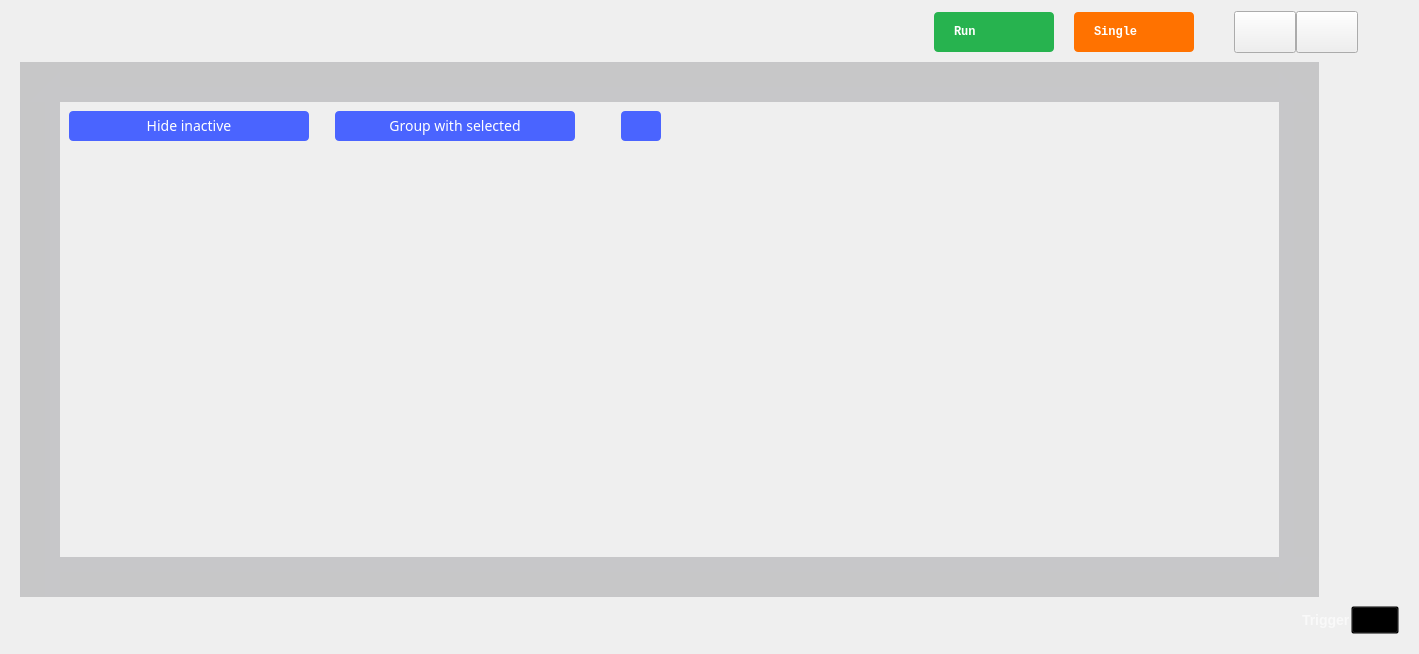
First picture: the form in ui/logic_analyzer.ui, repository analogdevicesinc/scopy, before the edit.
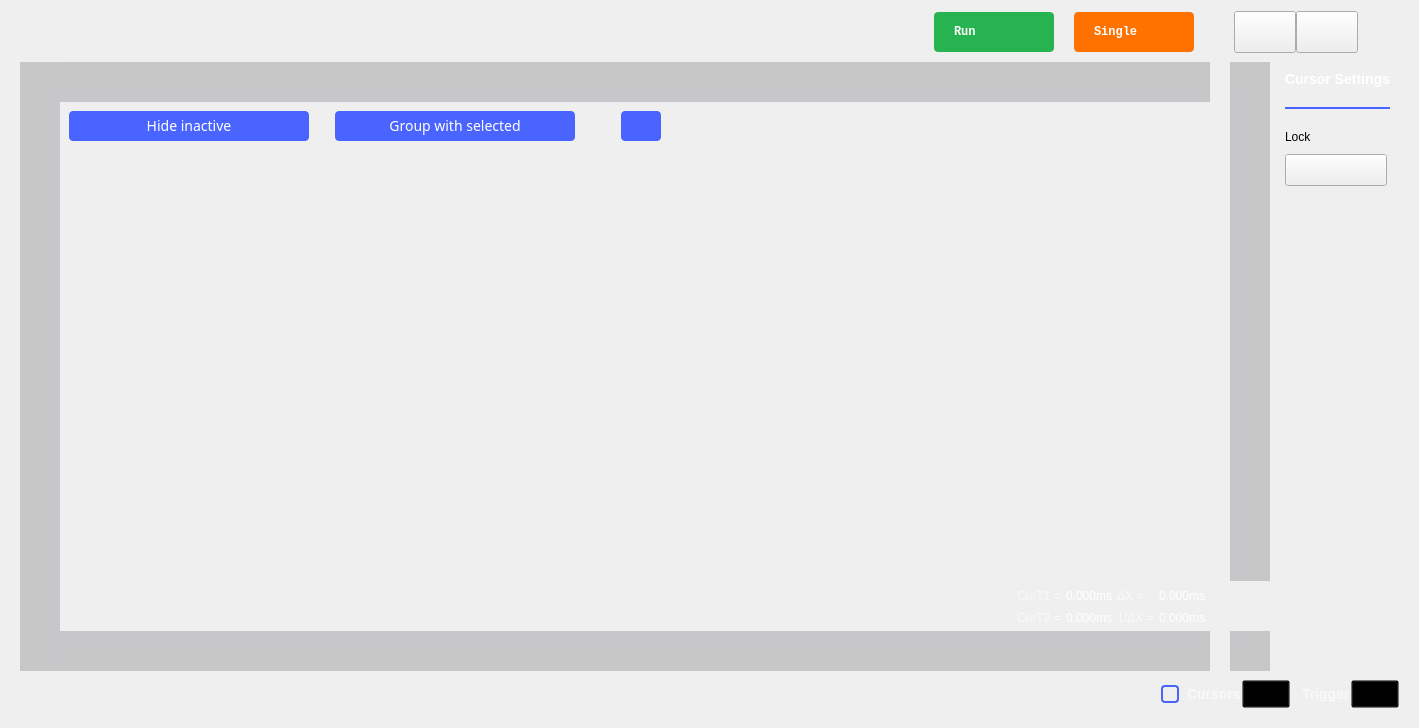
Second picture: the form after the edit. The open tabs and pages were chosen to show the change. Icons and pictures are not drawn. Custom widgets are drawn as their Qt base class.

Commit message: Logic Analyzer: Add time cursors, display all the related values and fix the trigger handle.

The edit to the form file:
```diff
--- a/ui/logic_analyzer.ui
+++ b/ui/logic_analyzer.ui
@@ -7,7 +7,7 @@
     <x>0</x>
     <y>0</y>
     <width>1419</width>
-    <height>654</height>
+    <height>728</height>
    </rect>
   </property>
   <property name="sizePolicy">
@@ -643,7 +643,415 @@
         <property name="spacing">
          <number>0</number>
         </property>
-        <item row="0" column="0">
+        <item row="5" column="1">
+         <widget class="QWidget" name="cursorsStatusWidget" native="true">
+          <property name="sizePolicy">
+           <sizepolicy hsizetype="Preferred" vsizetype="Preferred">
+            <horstretch>0</horstretch>
+            <verstretch>0</verstretch>
+           </sizepolicy>
+          </property>
+          <property name="minimumSize">
+           <size>
+            <width>0</width>
+            <height>50</height>
+           </size>
+          </property>
+          <property name="styleSheet">
+           <string notr="true">QWidget {
+color: white;
+}</string>
+          </property>
+          <layout class="QGridLayout" name="gridLayout_4">
+           <property name="leftMargin">
+            <number>0</number>
+           </property>
+           <property name="topMargin">
+            <number>0</number>
+           </property>
+           <property name="rightMargin">
+            <number>0</number>
+           </property>
+           <property name="bottomMargin">
+            <number>0</number>
+           </property>
+           <property name="horizontalSpacing">
+            <number>5</number>
+           </property>
+           <property name="verticalSpacing">
+            <number>0</number>
+           </property>
+           <item row="0" column="9">
+            <spacer name="horizontalSpacer_19">
+             <property name="orientation">
+              <enum>Qt::Horizontal</enum>
+             </property>
+             <property name="sizeType">
+              <enum>QSizePolicy::Fixed</enum>
+             </property>
+             <property name="sizeHint" stdset="0">
+              <size>
+               <width>5</width>
+               <height>20</height>
+              </size>
+             </property>
+            </spacer>
+           </item>
+           <item row="0" column="6">
+            <widget class="QLabel" name="lblCursorDiff">
+             <property name="sizePolicy">
+              <sizepolicy hsizetype="Fixed" vsizetype="Fixed">
+               <horstretch>0</horstretch>
+               <verstretch>0</verstretch>
+              </sizepolicy>
+             </property>
+             <property name="text">
+              <string>0.000ms</string>
+             </property>
+             <property name="alignment">
+              <set>Qt::AlignRight|Qt::AlignTrailing|Qt::AlignVCenter</set>
+             </property>
+            </widget>
+           </item>
+           <item row="0" column="0">
+            <spacer name="horizontalSpacer_18">
+             <property name="orientation">
+              <enum>Qt::Horizontal</enum>
+             </property>
+             <property name="sizeHint" stdset="0">
+              <size>
+               <width>339</width>
+               <height>20</height>
+              </size>
+             </property>
+            </spacer>
+           </item>
+           <item row="0" column="1">
+            <widget class="QLabel" name="label_5">
+             <property name="sizePolicy">
+              <sizepolicy hsizetype="Fixed" vsizetype="Fixed">
+               <horstretch>0</horstretch>
+               <verstretch>0</verstretch>
+              </sizepolicy>
+             </property>
+             <property name="styleSheet">
+              <string notr="true">color: rgba(255, 255, 255, 153);</string>
+             </property>
+             <property name="text">
+              <string>CurT1 =</string>
+             </property>
+            </widget>
+           </item>
+           <item row="0" column="2">
+            <widget class="QLabel" name="lblCursor1">
+             <property name="sizePolicy">
+              <sizepolicy hsizetype="Fixed" vsizetype="Fixed">
+               <horstretch>0</horstretch>
+               <verstretch>0</verstretch>
+              </sizepolicy>
+             </property>
+             <property name="text">
+              <string>0.000ms</string>
+             </property>
+            </widget>
+           </item>
+           <item row="0" column="5">
+            <widget class="QLabel" name="label_9">
+             <property name="sizePolicy">
+              <sizepolicy hsizetype="Fixed" vsizetype="Fixed">
+               <horstretch>0</horstretch>
+               <verstretch>0</verstretch>
+              </sizepolicy>
+             </property>
+             <property name="styleSheet">
+              <string notr="true">color: rgba(255, 255, 255, 153);</string>
+             </property>
+             <property name="text">
+              <string>ΔX =</string>
+             </property>
+            </widget>
+           </item>
+           <item row="1" column="1">
+            <widget class="QLabel" name="label_7">
+             <property name="sizePolicy">
+              <sizepolicy hsizetype="Fixed" vsizetype="Fixed">
+               <horstretch>0</horstretch>
+               <verstretch>0</verstretch>
+              </sizepolicy>
+             </property>
+             <property name="styleSheet">
+              <string notr="true">color: rgba(255, 255, 255, 153);</string>
+             </property>
+             <property name="text">
+              <string>CurT2 =</string>
+             </property>
+            </widget>
+           </item>
+           <item row="1" column="2">
+            <widget class="QLabel" name="lblCursor2">
+             <property name="sizePolicy">
+              <sizepolicy hsizetype="Fixed" vsizetype="Fixed">
+               <horstretch>0</horstretch>
+               <verstretch>0</verstretch>
+              </sizepolicy>
+             </property>
+             <property name="text">
+              <string>0.000ms</string>
+             </property>
+            </widget>
+           </item>
+           <item row="1" column="5">
+            <widget class="QLabel" name="label_11">
+             <property name="sizePolicy">
+              <sizepolicy hsizetype="Fixed" vsizetype="Fixed">
+               <horstretch>0</horstretch>
+               <verstretch>0</verstretch>
+              </sizepolicy>
+             </property>
+             <property name="styleSheet">
+              <string notr="true">color: rgba(255, 255, 255, 153);</string>
+             </property>
+             <property name="text">
+              <string>1/ΔX =</string>
+             </property>
+            </widget>
+           </item>
+           <item row="1" column="6">
+            <widget class="QLabel" name="lblCursorDelta">
+             <property name="sizePolicy">
+              <sizepolicy hsizetype="Fixed" vsizetype="Fixed">
+               <horstretch>0</horstretch>
+               <verstretch>0</verstretch>
+              </sizepolicy>
+             </property>
+             <property name="text">
+              <string>0.000ms</string>
+             </property>
+             <property name="alignment">
+              <set>Qt::AlignRight|Qt::AlignTrailing|Qt::AlignVCenter</set>
+             </property>
+            </widget>
+           </item>
+          </layout>
+         </widget>
+        </item>
+        <item row="2" column="1">
+         <widget class="QWidget" name="captureInfo" native="true">
+          <property name="minimumSize">
+           <size>
+            <width>0</width>
+            <height>0</height>
+           </size>
+          </property>
+          <property name="maximumSize">
+           <size>
+            <width>16777215</width>
+            <height>16777215</height>
+           </size>
+          </property>
+          <property name="styleSheet">
+           <string notr="true"/>
+          </property>
+          <layout class="QHBoxLayout" name="horizontalLayout_9">
+           <item>
+            <widget class="QPushButton" name="btnShowChannels">
+             <property name="sizePolicy">
+              <sizepolicy hsizetype="Fixed" vsizetype="Fixed">
+               <horstretch>0</horstretch>
+               <verstretch>0</verstretch>
+              </sizepolicy>
+             </property>
+             <property name="minimumSize">
+              <size>
+               <width>0</width>
+               <height>30</height>
+              </size>
+             </property>
+             <property name="maximumSize">
+              <size>
+               <width>240</width>
+               <height>30</height>
+              </size>
+             </property>
+             <property name="styleSheet">
+              <string notr="true">QPushButton
+{
+  width: 240px;
+  height: 30px;
+  border-radius: 4px;
+  background-color: #4a64ff;
+
+  font-family: ArialMT;
+  font-size: 14px;
+  font-weight: normal;
+  font-style: normal;
+  text-align: center;
+  color: #ffffff;
+}
+
+QPushButton:hover
+{
+	 background-color: #4a34ff;
+}</string>
+             </property>
+             <property name="text">
+              <string>Hide inactive</string>
+             </property>
+             <property name="checkable">
+              <bool>true</bool>
+             </property>
+            </widget>
+           </item>
+           <item>
+            <spacer name="horizontalSpacer_7">
+             <property name="orientation">
+              <enum>Qt::Horizontal</enum>
+             </property>
+             <property name="sizeType">
+              <enum>QSizePolicy::Fixed</enum>
+             </property>
+             <property name="sizeHint" stdset="0">
+              <size>
+               <width>20</width>
+               <height>0</height>
+              </size>
+             </property>
+            </spacer>
+           </item>
+           <item>
+            <widget class="QPushButton" name="btnGroupChannels">
+             <property name="sizePolicy">
+              <sizepolicy hsizetype="Fixed" vsizetype="Fixed">
+               <horstretch>0</horstretch>
+               <verstretch>0</verstretch>
+              </sizepolicy>
+             </property>
+             <property name="minimumSize">
+              <size>
+               <width>0</width>
+               <height>30</height>
+              </size>
+             </property>
+             <property name="maximumSize">
+              <size>
+               <width>240</width>
+               <height>30</height>
+              </size>
+             </property>
+             <property name="styleSheet">
+              <string notr="true">QPushButton{
+  width: 240px;
+  height: 30px;
+  border-radius: 4px;
+  background-color: #4a64ff;
+  font-family: ArialMT;
+  font-size: 14px;
+  font-weight: normal;
+  font-style: normal;
+  text-align: center;
+  color: #ffffff;
+}
+
+
+QPushButton:hover
+{
+	 background-color: #4a34ff;
+}</string>
+             </property>
+             <property name="text">
+              <string>Group with selected</string>
+             </property>
+            </widget>
+           </item>
+           <item>
+            <spacer name="horizontalSpacer_8">
+             <property name="orientation">
+              <enum>Qt::Horizontal</enum>
+             </property>
+             <property name="sizeType">
+              <enum>QSizePolicy::Fixed</enum>
+             </property>
+             <property name="sizeHint" stdset="0">
+              <size>
+               <width>40</width>
+               <height>0</height>
+              </size>
+             </property>
+            </spacer>
+           </item>
+           <item>
+            <widget class="QPushButton" name="btnShowHideMenu">
+             <property name="sizePolicy">
+              <sizepolicy hsizetype="Fixed" vsizetype="Fixed">
+               <horstretch>0</horstretch>
+               <verstretch>0</verstretch>
+              </sizepolicy>
+             </property>
+             <property name="minimumSize">
+              <size>
+               <width>40</width>
+               <height>30</height>
+              </size>
+             </property>
+             <property name="maximumSize">
+              <size>
+               <width>40</width>
+               <height>30</height>
+              </size>
+             </property>
+             <property name="styleSheet">
+              <string notr="true">QPushButton{
+  width: 240px;
+  height: 30px;
+  border-radius: 4px;
+  background-color: #4a64ff;
+  font-family: ArialMT;
+  font-size: 14px;
+  font-weight: normal;
+  font-style: normal;
+  text-align: center;
+  color: #ffffff;
+}
+
+QPushButton:checked {
+border-image: url(:/icons/time_trigger_right.svg);
+}
+QPushButton:!checked {
+border-image: url(:/icons/time_trigger_left.svg);
+}
+</string>
+             </property>
+             <property name="text">
+              <string/>
+             </property>
+             <property name="iconSize">
+              <size>
+               <width>40</width>
+               <height>30</height>
+              </size>
+             </property>
+             <property name="checkable">
+              <bool>true</bool>
+             </property>
+            </widget>
+           </item>
+           <item>
+            <spacer name="horizontalSpacer_6">
+             <property name="orientation">
+              <enum>Qt::Horizontal</enum>
+             </property>
+             <property name="sizeHint" stdset="0">
+              <size>
+               <width>40</width>
+               <height>0</height>
+              </size>
+             </property>
+            </spacer>
+           </item>
+          </layout>
+         </widget>
+        </item>
+        <item row="1" column="0">
          <widget class="QWidget" name="widget_4" native="true">
           <property name="sizePolicy">
            <sizepolicy hsizetype="Maximum" vsizetype="Maximum">
@@ -695,7 +1103,136 @@
           </layout>
          </widget>
         </item>
-        <item row="2" column="1">
+        <item row="1" column="3">
+         <widget class="QWidget" name="widget_7" native="true">
+          <property name="sizePolicy">
+           <sizepolicy hsizetype="Maximum" vsizetype="Preferred">
+            <horstretch>0</horstretch>
+            <verstretch>0</verstretch>
+           </sizepolicy>
+          </property>
+          <property name="minimumSize">
+           <size>
+            <width>0</width>
+            <height>0</height>
+           </size>
+          </property>
+          <property name="styleSheet">
+           <string notr="true">background-color: qlineargradient(spread:pad, x1:1, y1:0, x2:0 y2:1, stop:0 rgba(33,33,39,50) , stop:1 rgba(38,38,46,50) );</string>
+          </property>
+          <layout class="QHBoxLayout" name="horizontalLayout_10">
+           <property name="spacing">
+            <number>0</number>
+           </property>
+           <property name="leftMargin">
+            <number>0</number>
+           </property>
+           <property name="topMargin">
+            <number>0</number>
+           </property>
+           <property name="rightMargin">
+            <number>0</number>
+           </property>
+           <property name="bottomMargin">
+            <number>0</number>
+           </property>
+           <item>
+            <spacer name="horizontalSpacer_15">
+             <property name="orientation">
+              <enum>Qt::Horizontal</enum>
+             </property>
+             <property name="sizeHint" stdset="0">
+              <size>
+               <width>40</width>
+               <height>20</height>
+              </size>
+             </property>
+            </spacer>
+           </item>
+          </layout>
+         </widget>
+        </item>
+        <item row="2" column="0" rowspan="5">
+         <widget class="QWidget" name="widget_5" native="true">
+          <property name="styleSheet">
+           <string notr="true">background-color: qlineargradient(spread:pad, x1:0, y1:0, x2:1 y2:0, stop:0 rgba(33,33,39,50) , stop:1 rgba(38,38,46,50) );</string>
+          </property>
+          <layout class="QHBoxLayout" name="horizontalLayout_7">
+           <property name="spacing">
+            <number>0</number>
+           </property>
+           <property name="leftMargin">
+            <number>0</number>
+           </property>
+           <property name="topMargin">
+            <number>0</number>
+           </property>
+           <property name="rightMargin">
+            <number>0</number>
+           </property>
+           <property name="bottomMargin">
+            <number>0</number>
+           </property>
+           <item>
+            <spacer name="horizontalSpacer_13">
+             <property name="orientation">
+              <enum>Qt::Horizontal</enum>
+             </property>
+             <property name="sizeType">
+              <enum>QSizePolicy::Preferred</enum>
+             </property>
+             <property name="sizeHint" stdset="0">
+              <size>
+               <width>40</width>
+               <height>20</height>
+              </size>
+             </property>
+            </spacer>
+           </item>
+          </layout>
+         </widget>
+        </item>
+        <item row="2" column="3" rowspan="3">
+         <widget class="QWidget" name="widget_8" native="true">
+          <property name="styleSheet">
+           <string notr="true">background-color: qlineargradient(spread:pad, x1:1, y1:0, x2:0 y2:0, stop:0 rgba(33,33,39,50) , stop:1 rgba(38,38,46,50) );</string>
+          </property>
+          <layout class="QHBoxLayout" name="horizontalLayout_11">
+           <property name="spacing">
+            <number>0</number>
+           </property>
+           <property name="leftMargin">
+            <number>0</number>
+           </property>
+           <property name="topMargin">
+            <number>0</number>
+           </property>
+           <property name="rightMargin">
+            <number>0</number>
+           </property>
+           <property name="bottomMargin">
+            <number>0</number>
+           </property>
+           <item>
+            <spacer name="horizontalSpacer_16">
+             <property name="orientation">
+              <enum>Qt::Horizontal</enum>
+             </property>
+             <property name="sizeType">
+              <enum>QSizePolicy::Preferred</enum>
+             </property>
+             <property name="sizeHint" stdset="0">
+              <size>
+               <width>40</width>
+               <height>20</height>
+              </size>
+             </property>
+            </spacer>
+           </item>
+          </layout>
+         </widget>
+        </item>
+        <item row="3" column="1">
          <widget class="QWidget" name="widget" native="true">
           <property name="styleSheet">
            <string notr="true"/>
@@ -917,351 +1454,7 @@
           </layout>
          </widget>
         </item>
-        <item row="3" column="1">
-         <widget class="QWidget" name="areaTimeTrigger" native="true">
-          <property name="minimumSize">
-           <size>
-            <width>0</width>
-            <height>0</height>
-           </size>
-          </property>
-          <property name="styleSheet">
-           <string notr="true"/>
-          </property>
-          <layout class="QGridLayout" name="areaTimeTriggerLayout">
-           <property name="leftMargin">
-            <number>0</number>
-           </property>
-           <property name="topMargin">
-            <number>0</number>
-           </property>
-           <property name="rightMargin">
-            <number>0</number>
-           </property>
-           <property name="bottomMargin">
-            <number>0</number>
-           </property>
-           <property name="spacing">
-            <number>0</number>
-           </property>
-          </layout>
-         </widget>
-        </item>
-        <item row="0" column="2">
-         <widget class="QWidget" name="widget_7" native="true">
-          <property name="sizePolicy">
-           <sizepolicy hsizetype="Maximum" vsizetype="Preferred">
-            <horstretch>0</horstretch>
-            <verstretch>0</verstretch>
-           </sizepolicy>
-          </property>
-          <property name="minimumSize">
-           <size>
-            <width>0</width>
-            <height>0</height>
-           </size>
-          </property>
-          <property name="styleSheet">
-           <string notr="true">background-color: qlineargradient(spread:pad, x1:1, y1:0, x2:0 y2:1, stop:0 rgba(33,33,39,50) , stop:1 rgba(38,38,46,50) );</string>
-          </property>
-          <layout class="QHBoxLayout" name="horizontalLayout_10">
-           <property name="spacing">
-            <number>0</number>
-           </property>
-           <property name="leftMargin">
-            <number>0</number>
-           </property>
-           <property name="topMargin">
-            <number>0</number>
-           </property>
-           <property name="rightMargin">
-            <number>0</number>
-           </property>
-           <property name="bottomMargin">
-            <number>0</number>
-           </property>
-           <item>
-            <spacer name="horizontalSpacer_15">
-             <property name="orientation">
-              <enum>Qt::Horizontal</enum>
-             </property>
-             <property name="sizeHint" stdset="0">
-              <size>
-               <width>40</width>
-               <height>20</height>
-              </size>
-             </property>
-            </spacer>
-           </item>
-          </layout>
-         </widget>
-        </item>
-        <item row="1" column="1">
-         <widget class="QWidget" name="captureInfo" native="true">
-          <property name="minimumSize">
-           <size>
-            <width>0</width>
-            <height>0</height>
-           </size>
-          </property>
-          <property name="maximumSize">
-           <size>
-            <width>16777215</width>
-            <height>16777215</height>
-           </size>
-          </property>
-          <property name="styleSheet">
-           <string notr="true"/>
-          </property>
-          <layout class="QHBoxLayout" name="horizontalLayout_9">
-           <item>
-            <widget class="QPushButton" name="btnShowChannels">
-             <property name="sizePolicy">
-              <sizepolicy hsizetype="Fixed" vsizetype="Fixed">
-               <horstretch>0</horstretch>
-               <verstretch>0</verstretch>
-              </sizepolicy>
-             </property>
-             <property name="minimumSize">
-              <size>
-               <width>0</width>
-               <height>30</height>
-              </size>
-             </property>
-             <property name="maximumSize">
-              <size>
-               <width>240</width>
-               <height>30</height>
-              </size>
-             </property>
-             <property name="styleSheet">
-              <string notr="true">QPushButton
-{
-  width: 240px;
-  height: 30px;
-  border-radius: 4px;
-  background-color: #4a64ff;
-
-  font-family: ArialMT;
-  font-size: 14px;
-  font-weight: normal;
-  font-style: normal;
-  text-align: center;
-  color: #ffffff;
-}
-
-QPushButton:hover
-{
-	 background-color: #4a34ff;
-}</string>
-             </property>
-             <property name="text">
-              <string>Hide inactive</string>
-             </property>
-             <property name="checkable">
-              <bool>true</bool>
-             </property>
-            </widget>
-           </item>
-           <item>
-            <spacer name="horizontalSpacer_7">
-             <property name="orientation">
-              <enum>Qt::Horizontal</enum>
-             </property>
-             <property name="sizeType">
-              <enum>QSizePolicy::Fixed</enum>
-             </property>
-             <property name="sizeHint" stdset="0">
-              <size>
-               <width>20</width>
-               <height>0</height>
-              </size>
-             </property>
-            </spacer>
-           </item>
-           <item>
-            <widget class="QPushButton" name="btnGroupChannels">
-             <property name="sizePolicy">
-              <sizepolicy hsizetype="Fixed" vsizetype="Fixed">
-               <horstretch>0</horstretch>
-               <verstretch>0</verstretch>
-              </sizepolicy>
-             </property>
-             <property name="minimumSize">
-              <size>
-               <width>0</width>
-               <height>30</height>
-              </size>
-             </property>
-             <property name="maximumSize">
-              <size>
-               <width>240</width>
-               <height>30</height>
-              </size>
-             </property>
-             <property name="styleSheet">
-              <string notr="true">QPushButton{
-  width: 240px;
-  height: 30px;
-  border-radius: 4px;
-  background-color: #4a64ff;
-  font-family: ArialMT;
-  font-size: 14px;
-  font-weight: normal;
-  font-style: normal;
-  text-align: center;
-  color: #ffffff;
-}
-
-
-QPushButton:hover
-{
-	 background-color: #4a34ff;
-}</string>
-             </property>
-             <property name="text">
-              <string>Group with selected</string>
-             </property>
-            </widget>
-           </item>
-           <item>
-            <spacer name="horizontalSpacer_8">
-             <property name="orientation">
-              <enum>Qt::Horizontal</enum>
-             </property>
-             <property name="sizeType">
-              <enum>QSizePolicy::Fixed</enum>
-             </property>
-             <property name="sizeHint" stdset="0">
-              <size>
-               <width>40</width>
-               <height>0</height>
-              </size>
-             </property>
-            </spacer>
-           </item>
-           <item>
-            <widget class="QPushButton" name="btnShowHideMenu">
-             <property name="sizePolicy">
-              <sizepolicy hsizetype="Fixed" vsizetype="Fixed">
-               <horstretch>0</horstretch>
-               <verstretch>0</verstretch>
-              </sizepolicy>
-             </property>
-             <property name="minimumSize">
-              <size>
-               <width>40</width>
-               <height>30</height>
-              </size>
-             </property>
-             <property name="maximumSize">
-              <size>
-               <width>40</width>
-               <height>30</height>
-              </size>
-             </property>
-             <property name="styleSheet">
-              <string notr="true">QPushButton{
-  width: 240px;
-  height: 30px;
-  border-radius: 4px;
-  background-color: #4a64ff;
-  font-family: ArialMT;
-  font-size: 14px;
-  font-weight: normal;
-  font-style: normal;
-  text-align: center;
-  color: #ffffff;
-}
-
-QPushButton:checked {
-border-image: url(:/icons/time_trigger_right.svg);
-}
-QPushButton:!checked {
-border-image: url(:/icons/time_trigger_left.svg);
-}
-</string>
-             </property>
-             <property name="text">
-              <string/>
-             </property>
-             <property name="iconSize">
-              <size>
-               <width>40</width>
-               <height>30</height>
-              </size>
-             </property>
-             <property name="checkable">
-              <bool>true</bool>
-             </property>
-            </widget>
-           </item>
-           <item>
-            <spacer name="horizontalSpacer_6">
-             <property name="orientation">
-              <enum>Qt::Horizontal</enum>
-             </property>
-             <property name="sizeHint" stdset="0">
-              <size>
-               <width>40</width>
-               <height>0</height>
-              </size>
-             </property>
-            </spacer>
-           </item>
-          </layout>
-         </widget>
-        </item>
-        <item row="4" column="1">
-         <widget class="QWidget" name="widget_2" native="true">
-          <property name="sizePolicy">
-           <sizepolicy hsizetype="Preferred" vsizetype="Maximum">
-            <horstretch>0</horstretch>
-            <verstretch>0</verstretch>
-           </sizepolicy>
-          </property>
-          <property name="minimumSize">
-           <size>
-            <width>0</width>
-            <height>0</height>
-           </size>
-          </property>
-          <property name="styleSheet">
-           <string notr="true">background-color: qlineargradient(spread:pad, x1:0, y1:1, x2:0 y2:0, stop:0 rgba(33,33,39,50) , stop:1 rgba(38,38,46,50) );</string>
-          </property>
-          <layout class="QVBoxLayout" name="verticalLayout_2">
-           <property name="spacing">
-            <number>0</number>
-           </property>
-           <property name="leftMargin">
-            <number>0</number>
-           </property>
-           <property name="topMargin">
-            <number>0</number>
-           </property>
-           <property name="rightMargin">
-            <number>0</number>
-           </property>
-           <property name="bottomMargin">
-            <number>0</number>
-           </property>
-           <item>
-            <spacer name="verticalSpacer_2">
-             <property name="orientation">
-              <enum>Qt::Vertical</enum>
-             </property>
-             <property name="sizeHint" stdset="0">
-              <size>
-               <width>20</width>
-               <height>40</height>
-              </size>
-             </property>
-            </spacer>
-           </item>
-          </layout>
-         </widget>
-        </item>
-        <item row="4" column="2">
+        <item row="6" column="3">
          <widget class="QWidget" name="widget_9" native="true">
           <property name="sizePolicy">
            <sizepolicy hsizetype="Maximum" vsizetype="Preferred">
@@ -1304,7 +1497,56 @@
           </layout>
          </widget>
         </item>
-        <item row="0" column="1">
+        <item row="6" column="1">
+         <widget class="QWidget" name="widget_2" native="true">
+          <property name="sizePolicy">
+           <sizepolicy hsizetype="Preferred" vsizetype="Maximum">
+            <horstretch>0</horstretch>
+            <verstretch>0</verstretch>
+           </sizepolicy>
+          </property>
+          <property name="minimumSize">
+           <size>
+            <width>0</width>
+            <height>0</height>
+           </size>
+          </property>
+          <property name="styleSheet">
+           <string notr="true">background-color: qlineargradient(spread:pad, x1:0, y1:1, x2:0 y2:0, stop:0 rgba(33,33,39,50) , stop:1 rgba(38,38,46,50) );</string>
+          </property>
+          <layout class="QVBoxLayout" name="verticalLayout_2">
+           <property name="spacing">
+            <number>0</number>
+           </property>
+           <property name="leftMargin">
+            <number>0</number>
+           </property>
+           <property name="topMargin">
+            <number>0</number>
+           </property>
+           <property name="rightMargin">
+            <number>0</number>
+           </property>
+           <property name="bottomMargin">
+            <number>0</number>
+           </property>
+           <item>
+            <spacer name="verticalSpacer_2">
+             <property name="orientation">
+              <enum>Qt::Vertical</enum>
+             </property>
+             <property name="sizeHint" stdset="0">
+              <size>
+               <width>20</width>
+               <height>40</height>
+              </size>
+             </property>
+            </spacer>
+           </item>
+          </layout>
+         </widget>
+        </item>
+        <item row="1" column="1">
          <widget class="QWidget" name="widget_3" native="true">
           <property name="sizePolicy">
            <sizepolicy hsizetype="Preferred" vsizetype="Maximum">
@@ -1353,15 +1595,18 @@
           </layout>
          </widget>
         </item>
-        <item row="1" column="2" rowspan="3">
-         <widget class="QWidget" name="widget_8" native="true">
+        <item row="4" column="1" colspan="2">
+         <widget class="QWidget" name="areaTimeTrigger" native="true">
+          <property name="minimumSize">
+           <size>
+            <width>0</width>
+            <height>0</height>
+           </size>
+          </property>
           <property name="styleSheet">
-           <string notr="true">background-color: qlineargradient(spread:pad, x1:1, y1:0, x2:0 y2:0, stop:0 rgba(33,33,39,50) , stop:1 rgba(38,38,46,50) );</string>
+           <string notr="true"/>
           </property>
-          <layout class="QHBoxLayout" name="horizontalLayout_11">
-           <property name="spacing">
-            <number>0</number>
-           </property>
+          <layout class="QGridLayout" name="areaTimeTriggerLayout">
            <property name="leftMargin">
             <number>0</number>
            </property>
@@ -1374,64 +1619,27 @@
            <property name="bottomMargin">
             <number>0</number>
            </property>
-           <item>
-            <spacer name="horizontalSpacer_16">
-             <property name="orientation">
-              <enum>Qt::Horizontal</enum>
-             </property>
-             <property name="sizeType">
-              <enum>QSizePolicy::Preferred</enum>
-             </property>
-             <property name="sizeHint" stdset="0">
-              <size>
-               <width>40</width>
-               <height>20</height>
-              </size>
-             </property>
-            </spacer>
-           </item>
+           <property name="spacing">
+            <number>0</number>
+           </property>
           </layout>
          </widget>
         </item>
-        <item row="1" column="0" rowspan="4">
-         <widget class="QWidget" name="widget_5" native="true">
-          <property name="styleSheet">
-           <string notr="true">background-color: qlineargradient(spread:pad, x1:0, y1:0, x2:1 y2:0, stop:0 rgba(33,33,39,50) , stop:1 rgba(38,38,46,50) );</string>
+        <item row="2" column="2">
+         <spacer name="horizontalSpacer_20">
+          <property name="orientation">
+           <enum>Qt::Horizontal</enum>
           </property>
-          <layout class="QHBoxLayout" name="horizontalLayout_7">
-           <property name="spacing">
-            <number>0</number>
-           </property>
-           <property name="leftMargin">
-            <number>0</number>
-           </property>
-           <property name="topMargin">
-            <number>0</number>
-           </property>
-           <property name="rightMargin">
-            <number>0</number>
-           </property>
-           <property name="bottomMargin">
-            <number>0</number>
-           </property>
-           <item>
-            <spacer name="horizontalSpacer_13">
-             <property name="orientation">
-              <enum>Qt::Horizontal</enum>
-             </property>
-             <property name="sizeType">
-              <enum>QSizePolicy::Preferred</enum>
-             </property>
-             <property name="sizeHint" stdset="0">
-              <size>
-               <width>40</width>
-               <height>20</height>
-              </size>
-             </property>
-            </spacer>
-           </item>
-          </layout>
-         </widget>
+          <property name="sizeType">
+           <enum>QSizePolicy::Fixed</enum>
+          </property>
+          <property name="sizeHint" stdset="0">
+           <size>
+            <width>20</width>
+            <height>20</height>
+           </size>
+          </property>
+         </spacer>
         </item>
        </layout>
       </item>
@@ -1482,7 +1690,151 @@
            <property name="currentIndex">
             <number>1</number>
            </property>
-           <widget class="QWidget" name="cursorSettings"/>
+           <widget class="QWidget" name="cursorSettings">
+            <layout class="QVBoxLayout" name="verticalLayout_4">
+             <property name="spacing">
+              <number>0</number>
+             </property>
+             <item>
+              <widget class="QLabel" name="label_3">
+               <property name="styleSheet">
+                <string notr="true">QLabel 
+{
+width: 56px;
+height: 17px;
+font-family: Arial;
+font-size: 14px;
+font-weight: bold;
+line-height: 16px;
+color: #FFFFFF;
+}</string>
+               </property>
+               <property name="text">
+                <string>Cursor Settings</string>
+               </property>
+              </widget>
+             </item>
+             <item>
+              <spacer name="verticalSpacer_10">
+               <property name="orientation">
+                <enum>Qt::Vertical</enum>
+               </property>
+               <property name="sizeType">
+                <enum>QSizePolicy::Fixed</enum>
+               </property>
+               <property name="sizeHint" stdset="0">
+                <size>
+                 <width>20</width>
+                 <height>20</height>
+                </size>
+               </property>
+              </spacer>
+             </item>
+             <item>
+              <widget class="Line" name="line_2">
+               <property name="styleSheet">
+                <string notr="true">color: #4A64FF;</string>
+               </property>
+               <property name="frameShadow">
+                <enum>QFrame::Plain</enum>
+               </property>
+               <property name="lineWidth">
+                <number>2</number>
+               </property>
+               <property name="orientation">
+                <enum>Qt::Horizontal</enum>
+               </property>
+              </widget>
+             </item>
+             <item>
+              <spacer name="verticalSpacer_12">
+               <property name="orientation">
+                <enum>Qt::Vertical</enum>
+               </property>
+               <property name="sizeType">
+                <enum>QSizePolicy::Fixed</enum>
+               </property>
+               <property name="sizeHint" stdset="0">
+                <size>
+                 <width>20</width>
+                 <height>20</height>
+                </size>
+               </property>
+              </spacer>
+             </item>
+             <item>
+              <widget class="QLabel" name="label_4">
+               <property name="text">
+                <string>Lock</string>
+               </property>
+              </widget>
+             </item>
+             <item>
+              <spacer name="verticalSpacer_11">
+               <property name="orientation">
+                <enum>Qt::Vertical</enum>
+               </property>
+               <property name="sizeType">
+                <enum>QSizePolicy::Fixed</enum>
+               </property>
+               <property name="sizeHint" stdset="0">
+                <size>
+                 <width>20</width>
+                 <height>10</height>
+                </size>
+               </property>
+              </spacer>
+             </item>
+             <item>
+              <widget class="QPushButton" name="btnCursorsLock">
+               <property name="styleSheet">
+                <string notr="true">QPushButton {
+  min-height: 30px;
+  max-height: 30px;
+  min-width: 100px;
+  max-width: 100px;
+}
+
+QPushButton:checked {
+  border-image: url(:/icons/switch_on.png);
+}
+QPushButton:!checked {
+  border-image: url(:/icons/switch_off.png);
+}
+
+QPushButton:checked:disabled {
+  border-image: url(:/icons/switch_on_disabled.png);
+}
+QPushButton:!checked:disabled {
+  border-image: url(:/icons/switch_off_disabled.png);
+}</string>
+               </property>
+               <property name="text">
+                <string/>
+               </property>
+               <property name="checkable">
+                <bool>true</bool>
+               </property>
+              </widget>
+             </item>
+             <item>
+              <spacer name="verticalSpacer_9">
+               <property name="orientation">
+                <enum>Qt::Vertical</enum>
+               </property>
+               <property name="sizeType">
+                <enum>QSizePolicy::MinimumExpanding</enum>
+               </property>
+               <property name="sizeHint" stdset="0">
+                <size>
+                 <width>20</width>
+                 <height>471</height>
+                </size>
+               </property>
+              </spacer>
+             </item>
+            </layout>
+           </widget>
            <widget class="QWidget" name="generalSettings">
             <layout class="QVBoxLayout" name="generalSettingsLayout">
              <property name="spacing">
@@ -1678,6 +2030,61 @@
        </property>
       </spacer>
      </item>
+     <item>
+      <widget class="QCheckBox" name="boxCursors">
+       <property name="styleSheet">
+        <string notr="true">QCheckBox {
+  spacing: 8px;
+  background-color: transparent;
+  font-size: 14px;
+  font-weight: bold;
+  font-family: &quot;monospace&quot;;
+  color: rgba(255, 255, 255, 153);
+}
+
+QCheckBox::indicator {
+  width: 14px;
+  height: 14px;
+  border: 2px solid rgb(74,100,255);
+  border-radius: 4px;
+}
+QCheckBox::indicator:unchecked { background-color: transparent; }
+QCheckBox::indicator:checked { background-color: rgb(74,100,255); }
+
+QLabel {
+  font-size: 14px;
+  font-weight: bold;
+  font-family: &quot;monospace&quot;;
+  color: rgba(255, 255, 255, 153);
+}</string>
+       </property>
+       <property name="text">
+        <string>Cursors</string>
+       </property>
+      </widget>
+     </item>
+     <item>
+      <widget class="QPushButton" name="btnCursors">
+       <property name="styleSheet">
+        <string notr="true">QPushButton {
+  width: 40px;
+  height: 20px;
+  background-color: transparent;
+}
+QPushButton:pressed { border-image: url(:/icons/setup_btn_checked.svg); }
+QPushButton:!pressed { border-image: url(:/icons/setup_btn_unchecked.svg); }
+QPushButton:hover:!pressed:!checked { border-image: url(:/icons/setup_btn_hover.svg); }
+QPushButton:checked { border-image: url(:/icons/setup_btn_checked.svg); }
+</string>
+       </property>
+       <property name="text">
+        <string/>
+       </property>
+       <property name="checkable">
+        <bool>true</bool>
+       </property>
+      </widget>
+     </item>
      <item>
       <spacer name="horizontalSpacer_14">
        <property name="orientation">
```
Left out of the diff: 2 changed lines with no effect on the pictures. The commit also changes 12 other files.
